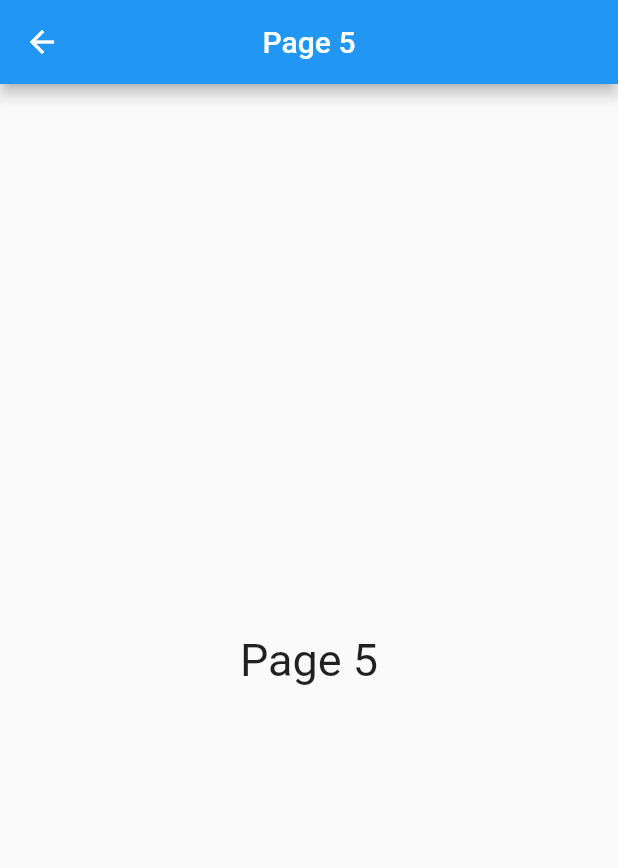
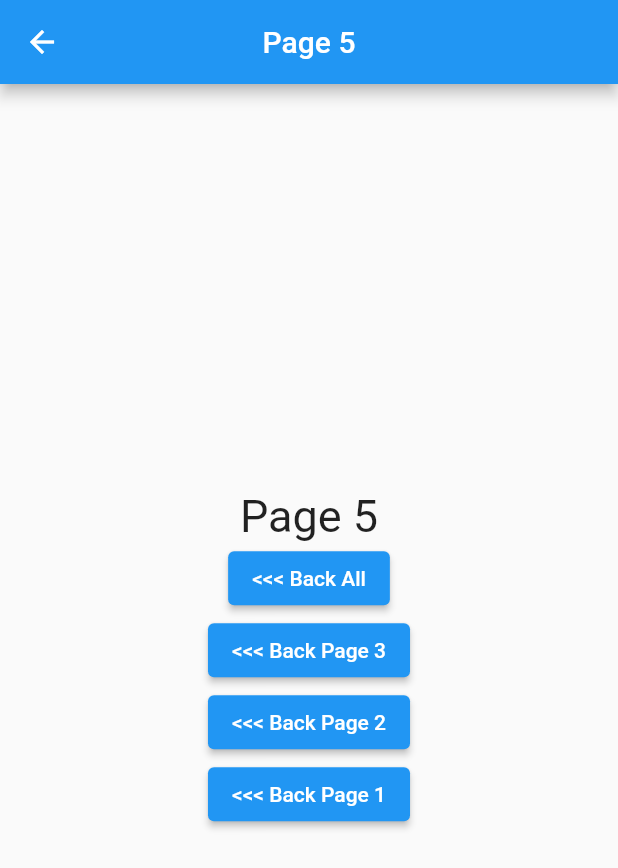
Before and after one commit to juragancode/belajar_getx, a Flutter app: the PageLima screen opened directly, on a phone screen of 412 x 824 dp. Shown: the top 868 px of the screen. Run offline on Flutter 3.47's test engine with Material 2 defaults, Android fonts, the phone set to English and light mode, and no system bars; our stand-ins replace get.

Commit message:
Get.ofAll

```diff
--- a/lib/pages/page5.dart
+++ b/lib/pages/page5.dart
@@ -1,4 +1,9 @@
 import 'package:flutter/material.dart';
+import 'package:get/get.dart';
+import './home.dart';
+import './page1.dart';
+import './page2.dart';
+import './page3.dart';
 
 class PageLima extends StatelessWidget {
   const PageLima({Key? key}) : super(key: key);
@@ -11,9 +16,39 @@ class PageLima extends StatelessWidget {
         title: Text("Page 5"),
       ),
       body: Center(
-        child: Text(
-          "Page 5",
-          style: TextStyle(fontSize: 30),
+        child: Column(
+          mainAxisAlignment: MainAxisAlignment.center,
+          children: [
+            Text(
+              "Page 5",
+              style: TextStyle(fontSize: 30),
+            ),
+            ElevatedButton(
+              onPressed: () {
+                Get.offAll(
+                    HomePage()); // mengapus semua tab/layer sehinnga tidak bisa di-back
+              },
+              child: Text("<<< Back All"),
+            ),
+            ElevatedButton(
+              onPressed: () {
+                Get.offAll(PageTiga());
+              },
+              child: Text("<<< Back Page 3"),
+            ),
+            ElevatedButton(
+              onPressed: () {
+                Get.offAll(PageDua());
+              },
+              child: Text("<<< Back Page 2"),
+            ),
+            ElevatedButton(
+              onPressed: () {
+                Get.offAll(PageSatu());
+              },
+              child: Text("<<< Back Page 1"),
+            ),
+          ],
         ),
       ),
     );
```
Also changed, not shown: lib/pages/page1.dart (+16 -3 lines), lib/pages/page2.dart (+20 -6 lines), lib/pages/page3.dart (+15 -3 lines), lib/pages/page4.dart (+16 -3 lines).
